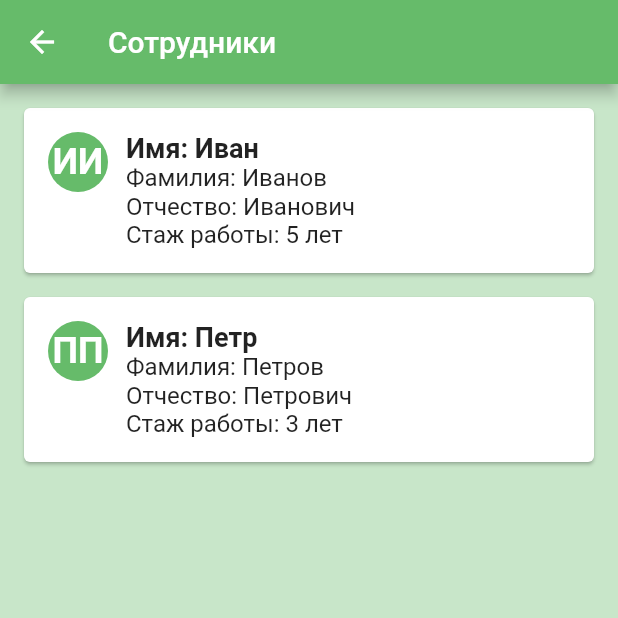
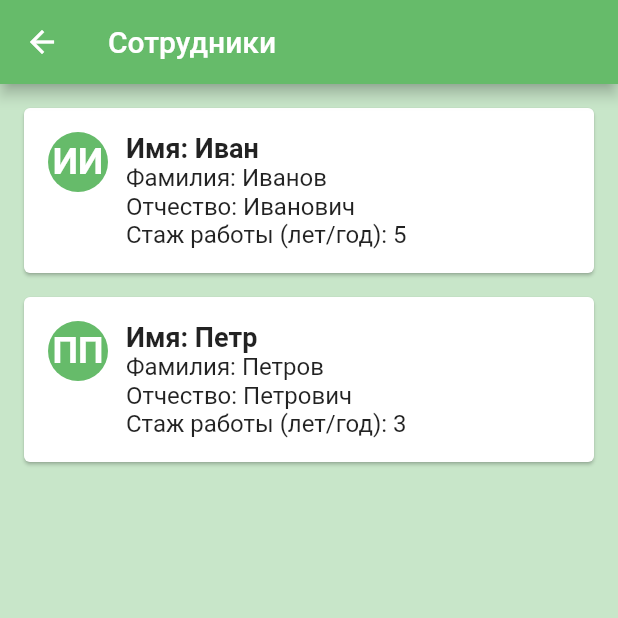
Before and after one commit to Tirrri/repair_requests, a Flutter app: the EmployeesPage screen opened directly, on a phone screen of 412 x 824 dp, the top half of it. Run offline on Flutter 3.47's test engine with Material 2 defaults, Android fonts, the light colour scheme and no system bars; our stand-ins replace shared_preferences; accounts and stored records are empty.

Commit message:
Изменения

```diff
--- a/lib/ClientScreen.dart
+++ b/lib/ClientScreen.dart
@@ -321,7 +321,7 @@ class EmployeeCard extends StatelessWidget {
                   Text('Отчество: $patronymic',
                     style: TextStyle(fontSize: 16.0),
                   ),
-                  Text('Стаж работы: $experience лет',
+                  Text('Стаж работы (лет/год): $experience',
                     style: TextStyle(fontSize: 16.0),
                   ),
                 ],
```
Also changed, not shown: lib/EmployeeScreen.dart (+22 -4 lines).
